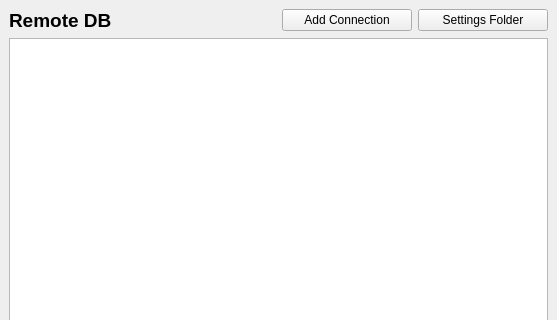
Before: the Qt Designer form remote_db_dockwidget_base.ui in lymperis-e/qgis_remote_db_plugin, drawn with Qt 5; both pictures show x 0 to 557 and y 0 to 320 of the 557 by 500 pixel window.
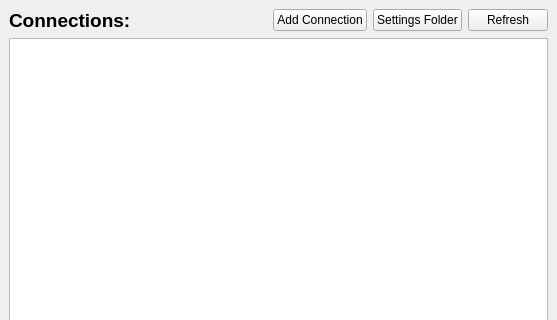
After: the same form once the commit is applied.

Patch:
```diff
--- a/remote_db_dockwidget_base.ui
+++ b/remote_db_dockwidget_base.ui
@@ -43,7 +43,14 @@
        </font>
       </property>
       <property name="text">
-       <string>Remote DB</string>
+       <string>Connections:</string>
+      </property>
+     </widget>
+    </item>
+    <item row="0" column="4">
+     <widget class="QPushButton" name="open_settings_dir_btn">
+      <property name="text">
+       <string>Settings Folder</string>
       </property>
      </widget>
     </item>
@@ -60,7 +67,14 @@
       </property>
      </widget>
     </item>
-    <item row="2" column="0" colspan="4">
+    <item row="0" column="5">
+     <widget class="QPushButton" name="refresh_btn">
+      <property name="text">
+       <string>Refresh</string>
+      </property>
+     </widget>
+    </item>
+    <item row="2" column="0" colspan="6">
      <widget class="QListWidget" name="conn_list_widget">
       <property name="sizePolicy">
        <sizepolicy hsizetype="Expanding" vsizetype="Expanding">
@@ -80,13 +94,6 @@
      </widget>
     </item>
     <item row="0" column="3">
-     <widget class="QPushButton" name="open_settings_dir_btn">
-      <property name="text">
-       <string>Settings Folder</string>
-      </property>
-     </widget>
-    </item>
-    <item row="0" column="2">
      <widget class="QPushButton" name="add_conn_btn">
       <property name="text">
        <string>Add Connection</string>
```
